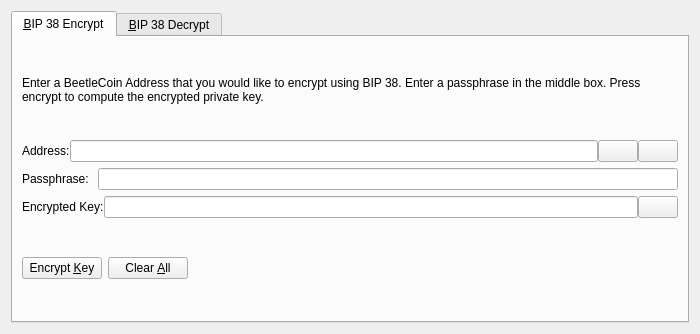
First picture: the form in src/qt/forms/bip38tooldialog.ui, repository beetledev/Wallet, before the edit.
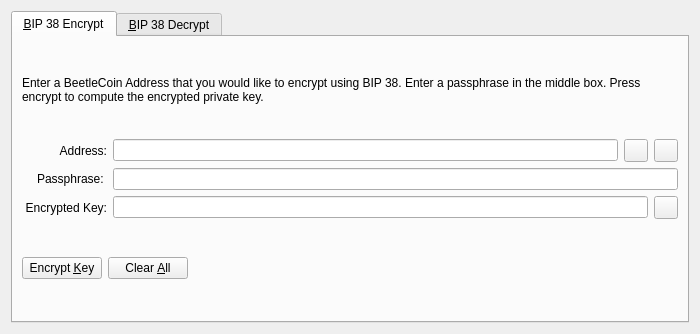
Second picture: the form after the edit. The open tabs and pages were chosen to show the change. Icons and pictures are not drawn. Custom widgets are drawn as their Qt base class.

The edit to the form file:
```diff
--- a/src/qt/forms/bip38tooldialog.ui
+++ b/src/qt/forms/bip38tooldialog.ui
@@ -42,11 +42,17 @@
        </item>
        <item>
         <layout class="QHBoxLayout" name="horizontalLayout_1_ENC">
-         <property name="spacing">
-          <number>0</number>
-         </property>
          <item>
           <widget class="QLabel" name="label_5">
+           <property name="alignment">
+            <set>Qt::AlignRight|Qt::AlignTrailing|Qt::AlignVCenter</set>
+           </property>
+           <property name="minimumSize">
+            <size>
+             <width>85</width>
+             <height>0</height>
+            </size>
+           </property>
            <property name="text">
             <string>Address:</string>
            </property>
@@ -60,7 +66,7 @@
           </widget>
          </item>
          <item>
-          <widget class="QPushButton" name="addressBookButton_ENC">
+          <widget class="QToolButton" name="addressBookButton_ENC">
            <property name="toolTip">
             <string>Choose previously used address</string>
            </property>
@@ -74,13 +80,10 @@
            <property name="shortcut">
             <string>Alt+A</string>
            </property>
-           <property name="autoDefault">
-            <bool>false</bool>
-           </property>
           </widget>
          </item>
          <item>
-          <widget class="QPushButton" name="pasteButton_ENC">
+          <widget class="QToolButton" name="pasteButton_ENC">
            <property name="toolTip">
             <string>Paste address from clipboard</string>
            </property>
@@ -94,9 +97,6 @@
            <property name="shortcut">
             <string>Alt+P</string>
            </property>
-           <property name="autoDefault">
-            <bool>false</bool>
-           </property>
           </widget>
          </item>
         </layout>
@@ -105,6 +105,15 @@
         <layout class="QHBoxLayout" name="horizontalLayout_5">
          <item>
           <widget class="QLabel" name="label_6">
+           <property name="alignment">
+            <set>Qt::AlignRight|Qt::AlignTrailing|Qt::AlignVCenter</set>
+           </property>
+           <property name="minimumSize">
+            <size>
+             <width>85</width>
+             <height>0</height>
+            </size>
+           </property>
            <property name="text">
             <string>Passphrase: </string>
            </property>
@@ -121,11 +130,17 @@
        </item>
        <item>
         <layout class="QHBoxLayout" name="horizontalLayout_2_ENC">
-         <property name="spacing">
-          <number>0</number>
-         </property>
          <item>
           <widget class="QLabel" name="encryptedKeyLabel_ENC">
+           <property name="alignment">
+            <set>Qt::AlignRight|Qt::AlignTrailing|Qt::AlignVCenter</set>
+           </property>
+           <property name="minimumSize">
+            <size>
+             <width>85</width>
+             <height>0</height>
+            </size>
+           </property>
            <property name="text">
             <string>Encrypted Key:</string>
            </property>
@@ -147,7 +162,7 @@
           </widget>
          </item>
          <item>
-          <widget class="QPushButton" name="copyKeyButton_ENC">
+          <widget class="QToolButton" name="copyKeyButton_ENC">
            <property name="toolTip">
             <string>Copy the current signature to the system clipboard</string>
            </property>
@@ -158,9 +173,6 @@
             <iconset resource="../beetlecoin.qrc">
              <normaloff>:/icons/editcopy</normaloff>:/icons/editcopy</iconset>
            </property>
-           <property name="autoDefault">
-            <bool>false</bool>
-           </property>
           </widget>
          </item>
         </layout>
```
Left out of the diff: 50 changed lines with no effect on the pictures.
